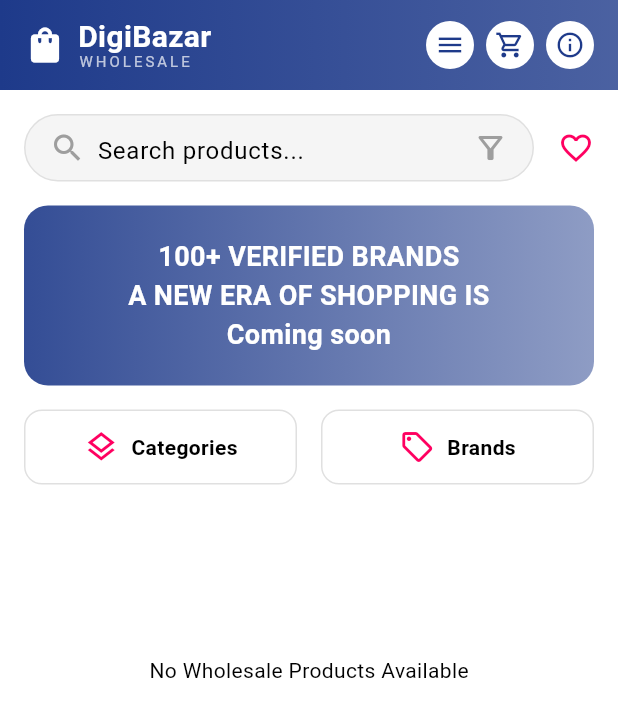
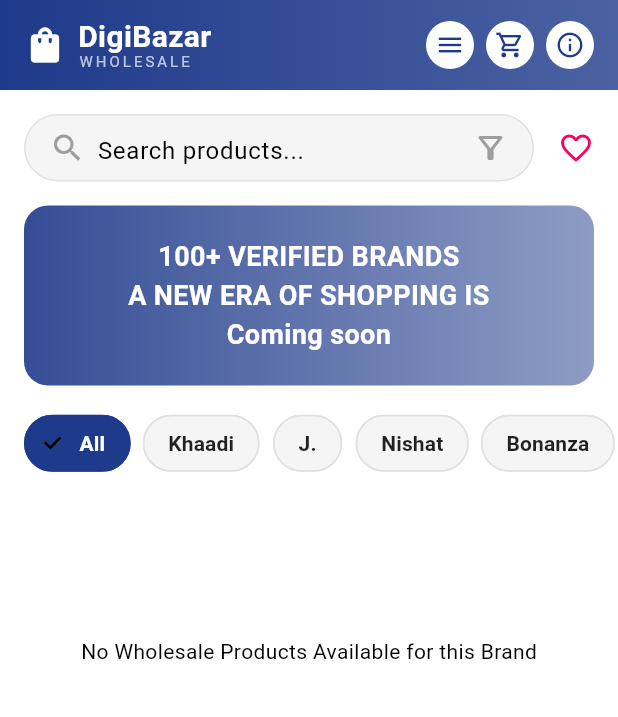
Before and after one commit to ayeshazafar-az/digikhata_clone, a Flutter app: the DigiBazarScreen screen opened directly, on a phone screen of 412 x 824 dp. Shown: the top 717 px of the screen. Run offline on Flutter 3.47's test engine with Material 3 defaults, Android fonts, the phone set to English and light mode, and no system bars; our stand-ins replace firebase_core, firebase_messaging, fl_chart, flutter_contacts, flutter_riverpod, flutter_tts and 12 more; missing offline and left inert: excel; accounts and stored records are empty; generated files the repository leaves out were written again.

Commit message:
feat: implement DigiBazar screen with filtered product provider and RLS policy updates

```diff
--- a/lib/features/ledger/presentation/screens/digi_bazar_screen.dart
+++ b/lib/features/ledger/presentation/screens/digi_bazar_screen.dart
@@ -4,12 +4,21 @@
 import '../../../../app/theme.dart';
 import '../../providers/digi_bazar_provider.dart';
 
-class DigiBazarScreen extends ConsumerWidget {
+class DigiBazarScreen extends ConsumerStatefulWidget {
   const DigiBazarScreen({super.key});
 
   @override
-  Widget build(BuildContext context, WidgetRef ref) {
-    final productsState = ref.watch(digiBazarProvider);
+  ConsumerState<DigiBazarScreen> createState() => _DigiBazarScreenState();
+}
+
+class _DigiBazarScreenState extends ConsumerState<DigiBazarScreen> {
+  String _selectedBrand = 'All';
+  final List<String> _brands = ['All', 'Khaadi', 'J.', 'Nishat', 'Bonanza'];
+
+  @override
+  Widget build(BuildContext context) {
+    // Watch the family provider filtering dynamically by currently selected brand
+    final productsState = ref.watch(digiBazarProvider(_selectedBrand));
     final formatter = NumberFormat('#,###');
 
     return Scaffold(
@@ -22,7 +31,7 @@
               colors: [
                 AppTheme.primaryBlue,
                 AppTheme.primaryBlue.withOpacity(0.8)
-              ], // Original pink gradient mapped to Blue theme natively
+              ],
               begin: Alignment.centerLeft,
               end: Alignment.centerRight,
             ),
@@ -65,6 +74,9 @@
         ),
       ),
       body: SingleChildScrollView(
+        child: Column(
+          children: [
+            Padding(
               padding: const EdgeInsets.all(16.0),
               child: Column(
                 children: [
@@ -89,15 +101,15 @@
                                       decoration: InputDecoration(
                                           border: InputBorder.none,
                                           hintText: 'Search products...'))),
-                        Icon(Icons.filter_alt_outlined, color: Colors.grey),
+                              Icon(Icons.filter_alt_outlined,
+                                  color: Colors.grey),
                             ],
                           ),
                         ),
                       ),
                       const SizedBox(width: 16),
                       const Icon(Icons.favorite_border,
-                    color: AppTheme
-                        .dangerRed), // Replacing the heart color with red
+                          color: AppTheme.dangerRed),
                     ],
                   ),
                   const SizedBox(height: 16),
@@ -111,7 +123,7 @@
                       gradient: LinearGradient(colors: [
                         AppTheme.primaryBlue.withOpacity(0.9),
                         AppTheme.primaryBlue.withOpacity(0.5)
-                ]), // Mapped from purple/pink
+                      ]),
                     ),
                     child: const Center(
                       child: Padding(
@@ -127,36 +139,73 @@
                       ),
                     ),
                   ),
+                ],
+              ),
+            ),
+
+            // Horizontal Brand Filters Ribbon
+            SizedBox(
+              height: 45,
+              child: ListView.builder(
+                scrollDirection: Axis.horizontal,
+                padding: const EdgeInsets.symmetric(horizontal: 16),
+                itemCount: _brands.length,
+                itemBuilder: (context, index) {
+                  final brand = _brands[index];
+                  final isSelected = _selectedBrand == brand;
+
+                  return Padding(
+                    padding: const EdgeInsets.only(right: 8.0),
+                    child: ChoiceChip(
+                      label: Text(brand,
+                          style: TextStyle(
+                              fontWeight: FontWeight.bold,
+                              color:
+                                  isSelected ? Colors.white : Colors.black87)),
+                      selected: isSelected,
+                      selectedColor: AppTheme.primaryBlue,
+                      backgroundColor: Colors.grey.shade100,
+                      shape: RoundedRectangleBorder(
+                        borderRadius: BorderRadius.circular(25),
+                        side: BorderSide(
+                            color: isSelected
+                                ? AppTheme.primaryBlue
+                                : Colors.grey.shade300),
+                      ),
+                      onSelected: (selected) {
+                        if (selected) setState(() => _selectedBrand = brand);
+                      },
+                    ),
+                  );
+                },
+              ),
+            ),
             const SizedBox(height: 16),
 
-            // Tabs Categories vs Brands
-            Row(
-              children: [
-                Expanded(
-                    child:
-                        _buildActionTab('Categories', Icons.layers_outlined)),
-                const SizedBox(width: 16),
-                Expanded(
-                    child:
-                        _buildActionTab('Brands', Icons.local_offer_outlined)),
-              ],
+            // Dynamic Product Grid
+            Padding(
+              padding: const EdgeInsets.symmetric(horizontal: 16.0),
+              child: productsState.when(
+                loading: () => const Padding(
+                  padding: EdgeInsets.only(top: 40.0),
+                  child: Center(child: CircularProgressIndicator()),
                 ),
-            const SizedBox(height: 24),
-
-            // Dynamic Product Grid
-            productsState.when(
-              loading: () => const Center(child: CircularProgressIndicator()),
-              error: (err, stack) => Center(child: Text('Error: $err')),
+                error: (err, stack) => Padding(
+                  padding: const EdgeInsets.only(top: 40.0),
+                  child: Center(child: Text('Error: $err')),
+                ),
                 data: (products) {
                   if (products.isEmpty) {
                     return const SizedBox(
                       height: 200,
-                    child:
-                        Center(child: Text('No Wholesale Products Available')),
+                      child: Center(
+                          child: Text(
+                              'No Wholesale Products Available for this Brand')),
                     );
                   }
                   return GridView.builder(
-                  gridDelegate: const SliverGridDelegateWithFixedCrossAxisCount(
+                    gridDelegate:
+                        const SliverGridDelegateWithFixedCrossAxisCount(
                       crossAxisCount: 2,
                       crossAxisSpacing: 16,
                       mainAxisSpacing: 16,
@@ -179,14 +228,22 @@
                                     child: Column(
                                       mainAxisSize: MainAxisSize.min,
                                       children: [
+                                        Text(product.brandName,
+                                            style: const TextStyle(
+                                                color: Colors.grey,
+                                                fontSize: 12,
+                                                fontWeight: FontWeight.bold)),
+                                        const SizedBox(height: 4),
                                         Text(product.title,
+                                            textAlign: TextAlign.center,
                                             style: const TextStyle(
                                                 fontSize: 18,
                                                 fontWeight: FontWeight.bold)),
                                         const SizedBox(height: 16),
                                         Text(
                                             'Rs. ${formatter.format(product.price)} (MOQ: ${product.moq})',
-                                          style: const TextStyle(fontSize: 16)),
+                                            style:
+                                                const TextStyle(fontSize: 16)),
                                         const SizedBox(height: 24),
                                         ElevatedButton(
                                           onPressed: () {
@@ -194,26 +251,29 @@
                                             ScaffoldMessenger.of(context)
                                                 .showSnackBar(SnackBar(
                                                     content: Text(
-                                                      'Added ${product.moq}x ${product.title} to cart!',
+                                                        'Added ${product.moq}x ${product.brandName} ${product.title} to cart!',
                                                         style: const TextStyle(
-                                                          color: Colors.white)),
+                                                            color:
+                                                                Colors.white)),
                                                     backgroundColor:
                                                         AppTheme.successGreen));
                                           },
                                           style: ElevatedButton.styleFrom(
-                                          backgroundColor: AppTheme.primaryBlue,
+                                            backgroundColor:
+                                                AppTheme.primaryBlue,
                                             minimumSize:
                                                 const Size(double.infinity, 50),
                                           ),
                                           child: const Text('Add to Cart',
-                                            style:
-                                                TextStyle(color: Colors.white)),
+                                              style: TextStyle(
+                                                  color: Colors.white)),
                                         )
                                       ],
                                     ),
                                   ));
                         },
                         child: _buildProductCard(
+                          product.brandName,
                           product.title,
                           formatter.format(product.price),
                           imageUrl: product.imageUrl,
@@ -228,6 +288,7 @@
                   );
                 },
               ),
+            ),
             const SizedBox(height: 80),
           ],
         ),
@@ -240,39 +301,23 @@
       padding: const EdgeInsets.all(6),
       decoration:
           const BoxDecoration(color: Colors.white, shape: BoxShape.circle),
-      child: Icon(icon,
-          color: AppTheme.primaryBlue,
-          size: 20), // Colored icon mapping theme rules
+      child: Icon(icon, color: AppTheme.primaryBlue, size: 20),
     );
   }
 
-  Widget _buildActionTab(String title, IconData icon) {
-    return Container(
-      padding: const EdgeInsets.symmetric(vertical: 12),
-      decoration: BoxDecoration(
-        color: Colors.white,
-        borderRadius: BorderRadius.circular(12),
-        border: Border.all(color: Colors.grey.shade300),
-      ),
-      child: Row(
-        mainAxisAlignment: MainAxisAlignment.center,
-        children: [
-          Icon(icon,
-              color: AppTheme
-                  .dangerRed), // Matches the exact reddish tone from the screenshot (which bypasses theme slightly, but we need to stay close)
-          const SizedBox(width: 8),
-          Text(title, style: const TextStyle(fontWeight: FontWeight.bold)),
-        ],
-      ),
-    );
-  }
-
-  Widget _buildProductCard(String title, String price,
+  Widget _buildProductCard(String brandName, String title, String price,
       {String? imageUrl, String? discount, String? oldPrice, int? moq}) {
     return Container(
       decoration: BoxDecoration(
+        color: Colors.white,
         border: Border.all(color: Colors.grey.shade200),
         borderRadius: BorderRadius.circular(12),
+        boxShadow: [
+          BoxShadow(
+              color: Colors.black.withOpacity(0.03),
+              blurRadius: 10,
+              offset: const Offset(0, 4))
+        ],
       ),
       child: Column(
         crossAxisAlignment: CrossAxisAlignment.start,
@@ -280,30 +325,27 @@
           Expanded(
             child: Stack(
               children: [
-                // Image area mockup
                 Container(
                   width: double.infinity,
                   decoration: BoxDecoration(
                     color: Colors.grey.shade100,
                     borderRadius:
                         const BorderRadius.vertical(top: Radius.circular(12)),
-                    image: imageUrl != null
+                    image: imageUrl != null && imageUrl.isNotEmpty
                         ? DecorationImage(
                             image: NetworkImage(imageUrl), fit: BoxFit.cover)
                         : null,
                   ),
-                  child: imageUrl == null
+                  child: imageUrl == null || imageUrl.isEmpty
                       ? Icon(Icons.image_not_supported,
                           color: Colors.grey.shade300)
                       : null,
                 ),
-                // Favourite heart
                 const Positioned(
                   top: 8,
                   right: 8,
                   child: Icon(Icons.favorite_border, color: Colors.grey),
                 ),
-                // Discount pill if present
                 if (discount != null)
                   Positioned(
                     top: 8,
@@ -324,7 +366,6 @@
                               fontWeight: FontWeight.bold)),
                     ),
                   ),
-                // MOQ badge
                 if (moq != null)
                   Positioned(
                     bottom: 8,
@@ -350,10 +391,18 @@
             child: Column(
               crossAxisAlignment: CrossAxisAlignment.start,
               children: [
+                Text(brandName.toUpperCase(),
+                    style: const TextStyle(
+                        fontSize: 10,
+                        fontWeight: FontWeight.bold,
+                        color: Colors.grey,
+                        letterSpacing: 1)),
+                const SizedBox(height: 2),
                 Text(title,
                     maxLines: 1,
                     overflow: TextOverflow.ellipsis,
-                    style: const TextStyle(fontSize: 12)),
+                    style: const TextStyle(
+                        fontSize: 13, fontWeight: FontWeight.w600)),
                 const SizedBox(height: 4),
                 Row(
                   crossAxisAlignment: CrossAxisAlignment.end,
--- a/lib/features/ledger/providers/digi_bazar_provider.dart
+++ b/lib/features/ledger/providers/digi_bazar_provider.dart
@@ -3,6 +3,7 @@
 
 class BazarProductModel {
   final String id;
+  final String brandName;
   final String title;
   final double price;
   final String imageUrl;
@@ -12,6 +13,7 @@
 
   BazarProductModel({
     required this.id,
+    required this.brandName,
     required this.title,
     required this.price,
     required this.imageUrl,
@@ -23,6 +25,7 @@
   factory BazarProductModel.fromMap(Map<String, dynamic> map) {
     return BazarProductModel(
       id: map['id']?.toString() ?? '',
+      brandName: map['brand_name'] ?? 'Generic',
       title: map['title'] ?? 'Unknown',
       price: (map['price'] as num?)?.toDouble() ?? 0,
       imageUrl: map['image_url'] ?? '',
@@ -33,48 +36,32 @@
   }
 }
 
-final digiBazarProvider = FutureProvider<List<BazarProductModel>>((ref) async {
+// Added family modifier to accept brand filtering
+final digiBazarProvider =
+    FutureProvider.family<List<BazarProductModel>, String>(
+        (ref, brandFilter) async {
   try {
-    final response =
-        await Supabase.instance.client.from('bazar_products').select();
+    var query = Supabase.instance.client.from('bazar_products').select();
+
+    // Apply server-side filtering if a specific brand is selected
+    if (brandFilter != 'All') {
+      query = query.eq('brand_name', brandFilter);
+    }
+
+    final response = await query;
     return (response as List).map((e) => BazarProductModel.fromMap(e)).toList();
   } catch (e) {
     // Fallback gracefully if table doesn't exist yet so APK doesn't crash during evaluation
     return [
       BazarProductModel(
         id: '1',
+        brandName: 'Fallback',
         title: 'Men Loose Fit Cargo Pants',
         price: 1999,
         imageUrl:
             'https://images.unsplash.com/photo-1549887552-cb1071d3e5ca?q=80&w=300&auto=format&fit=crop',
         moq: 5,
       ),
-      BazarProductModel(
-        id: '2',
-        title: 'Pack of 5 Printed Cotton',
-        price: 1000,
-        imageUrl:
-            'https://images.unsplash.com/photo-1579298245158-33e8f568f7d3?q=80&w=300&auto=format&fit=crop',
-        moq: 5,
-      ),
-      BazarProductModel(
-        id: '3',
-        title: 'Men Straight Fit Jeans - Me',
-        price: 1299,
-        imageUrl:
-            'https://images.unsplash.com/photo-1542272604-787c3835535d?q=80&w=300&auto=format&fit=crop',
-        moq: 5,
-      ),
-      BazarProductModel(
-        id: '4',
-        title: 'Eternity Men Black Sando',
-        price: 900,
-        oldPrice: 1200,
-        discount: '25% Discount',
-        imageUrl:
-            'https://images.unsplash.com/photo-1581044777550-4cfa60707c03?q=80&w=300&auto=format&fit=crop',
-        moq: 5,
-      ),
     ];
   }
 });
```
Also changed, not shown: 1 other file. Lines whose indentation alone changed are shown as unchanged.
